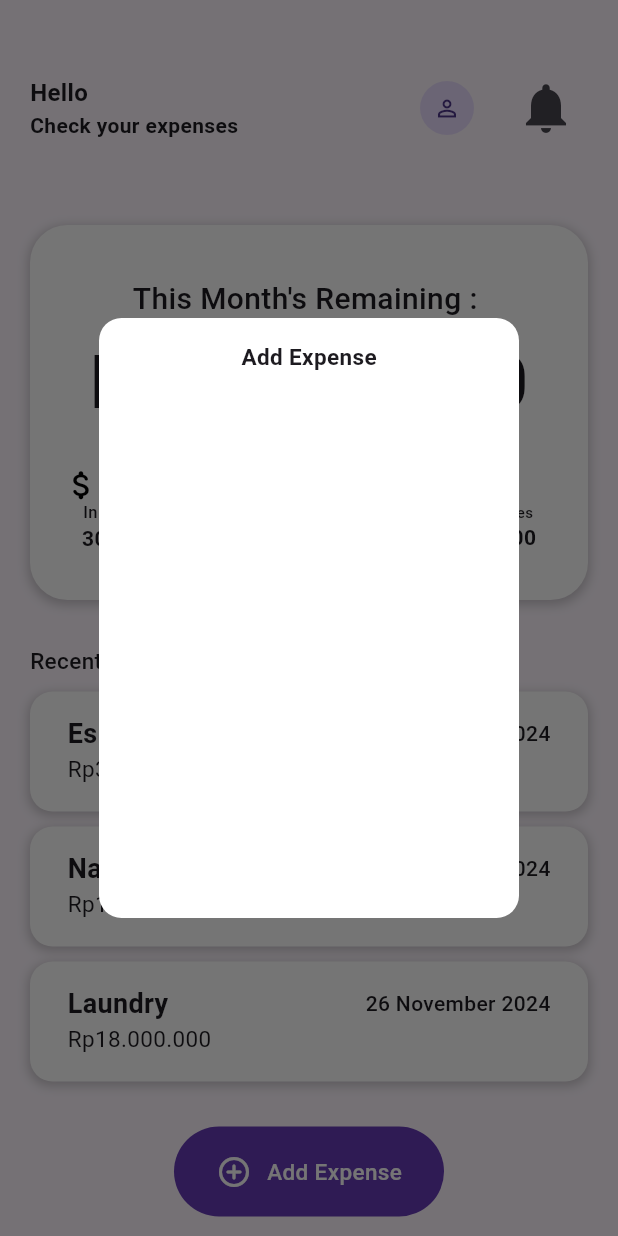
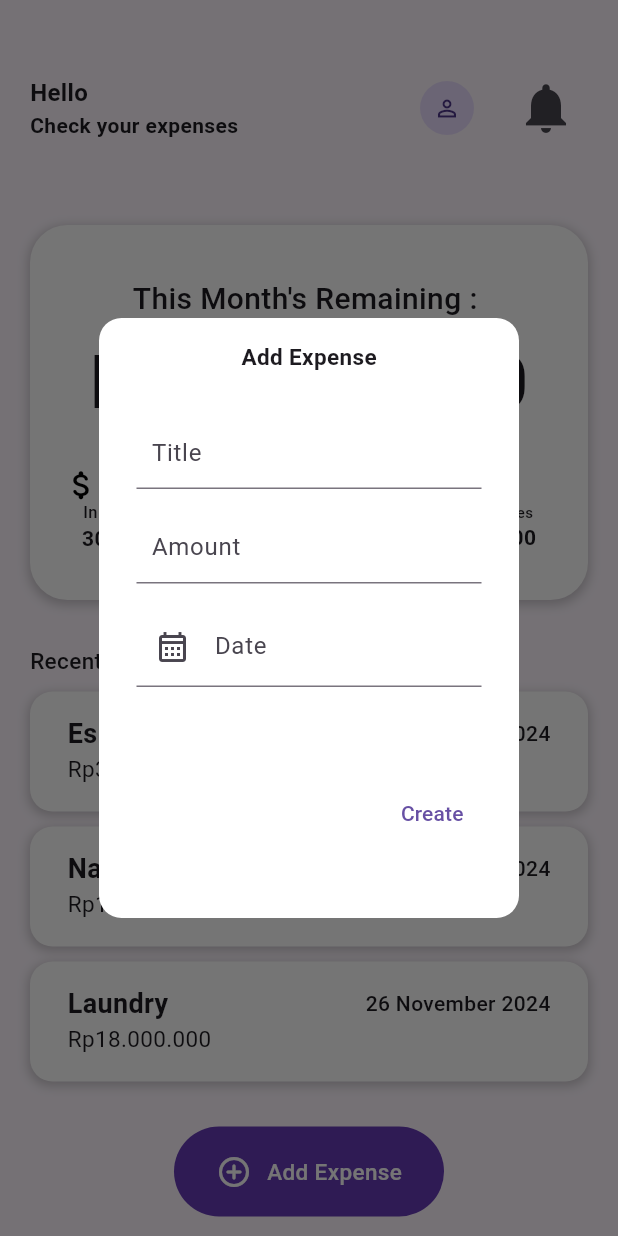
Before and after one commit to RasonYudha4/expense_tracker, a Flutter app: the HomePage screen opened directly, after a tap on "Add Expense", on a phone screen of 412 x 824 dp. Run offline on Flutter 3.47's test engine with Material 3 defaults, Android fonts, the phone set to English and light mode, and no system bars; our stand-ins replace bloc, equatable, firebase_auth, firebase_core, flutter_bloc, font_awesome_flutter and 3 more; missing offline and left inert: flow_builder; accounts and stored records are empty.

Commit message:
Add dialog for add expense form input

```diff
--- a/lib/home/view/home_page.dart
+++ b/lib/home/view/home_page.dart
@@ -24,42 +24,32 @@ class HomePage extends StatelessWidget {
           height: 10,
         ),
         RecentExpenses(),
-        GestureDetector(
+        AddExpenseButton(),
+      ],
+    ));
+  }
+}
+
+class AddExpenseButton extends StatelessWidget {
+  const AddExpenseButton({
+    super.key,
+  });
+
+  @override
+  Widget build(BuildContext context) {
+    return GestureDetector(
       onTap: () {
         showDialog(
             context: context,
             builder: (BuildContext context) {
-                  return Dialog(
-                    backgroundColor: Colors.white,
-                    shape: RoundedRectangleBorder(
-                        borderRadius: BorderRadius.circular(15)),
-                    child: Container(
-                      height: 400,
-                      width: 110,
-                      child: Padding(
-                        padding: const EdgeInsets.all(15.0),
-                        child: Column(
-                          children: [
-                            Text("Add Expense",
-                                style: GoogleFonts.roboto(
-                                  textStyle: TextStyle(
-                                    fontSize: 15,
-                                    fontWeight: FontWeight.bold,
-                                  ),
-                                ))
-                          ],
-                        ),
-                      ),
-                    ),
-                  );
+              return AddExpenseDialog();
             });
       },
       child: Container(
         height: 60,
         width: 180,
         decoration: BoxDecoration(
-                color: Colors.deepPurple,
-                borderRadius: BorderRadius.circular(30)),
+            color: Colors.deepPurple, borderRadius: BorderRadius.circular(30)),
         child: Row(
           mainAxisAlignment: MainAxisAlignment.center,
           children: [
@@ -81,9 +71,105 @@ class HomePage extends StatelessWidget {
           ],
         ),
       ),
+    );
+  }
+}
+
+// ignore: must_be_immutable
+class AddExpenseDialog extends StatelessWidget {
+  DateTime? selectedDate;
+
+  @override
+  Widget build(BuildContext context) {
+    return Dialog(
+      backgroundColor: Colors.white,
+      shape: RoundedRectangleBorder(borderRadius: BorderRadius.circular(15)),
+      child: Container(
+        height: 400,
+        width: 110,
+        child: Padding(
+          padding: const EdgeInsets.all(15.0),
+          child: Column(
+            children: [
+              Text("Add Expense",
+                  style: GoogleFonts.roboto(
+                    textStyle: TextStyle(
+                      fontSize: 15,
+                      fontWeight: FontWeight.bold,
+                    ),
+                  )),
+              SizedBox(
+                height: 20,
+              ),
+              Padding(
+                padding: const EdgeInsets.all(10.0),
+                child: Column(
+                  children: [
+                    TextFormField(
+                      decoration: const InputDecoration(
+                        hintText: 'Title',
+                        contentPadding: EdgeInsets.only(left: 10),
+                      ),
+                    ),
+                    SizedBox(
+                      height: 15,
+                    ),
+                    TextFormField(
+                      decoration: const InputDecoration(
+                        hintText: 'Amount',
+                        contentPadding: EdgeInsets.only(left: 10),
+                      ),
+                    ),
+                    SizedBox(
+                      height: 15,
+                    ),
+                    GestureDetector(
+                      onTap: () async {
+                        DateTime? pickedDate = await showDatePicker(
+                          context: context,
+                          initialDate: selectedDate ?? DateTime.now(),
+                          firstDate: DateTime(2000),
+                          lastDate: DateTime(2101),
+                        );
+                        if (pickedDate != null && pickedDate != selectedDate) {
+                          selectedDate = pickedDate;
+                          (context as Element)
+                              .markNeedsBuild(); // Force rebuild
+                        }
+                      },
+                      child: AbsorbPointer(
+                        child: TextFormField(
+                          decoration: InputDecoration(
+                            prefixIcon: Icon(Icons.calendar_month_outlined),
+                            hintText: selectedDate != null
+                                ? "${selectedDate!.toLocal()}".split(' ')[0]
+                                : 'Date',
+                            contentPadding: EdgeInsets.symmetric(
+                                vertical: 15, horizontal: 10),
+                          ),
+                        ),
+                      ),
+                    ),
+                    SizedBox(height: 60),
+                    Row(
+                      mainAxisAlignment: MainAxisAlignment.end,
+                      children: <Widget>[
+                        TextButton(
+                          child: Text('Create'),
+                          onPressed: () {
+                            Navigator.of(context).pop();
+                          },
                         ),
                       ],
-    ));
+                    ),
+                  ],
+                ),
+              ),
+            ],
+          ),
+        ),
+      ),
+    );
   }
 }
 
@@ -455,7 +541,7 @@ class MainCard extends StatelessWidget {
                             top: -10,
                             child: Icon(
                               Icons.currency_exchange_rounded,
-                              size: 25,
+                              size: 20,
                               color: Colors.black,
                             ),
                           ),
```
Also changed, not shown: lib/evaluation/view/evaluation.dart (added). Lines whose indentation alone changed are shown as unchanged.
